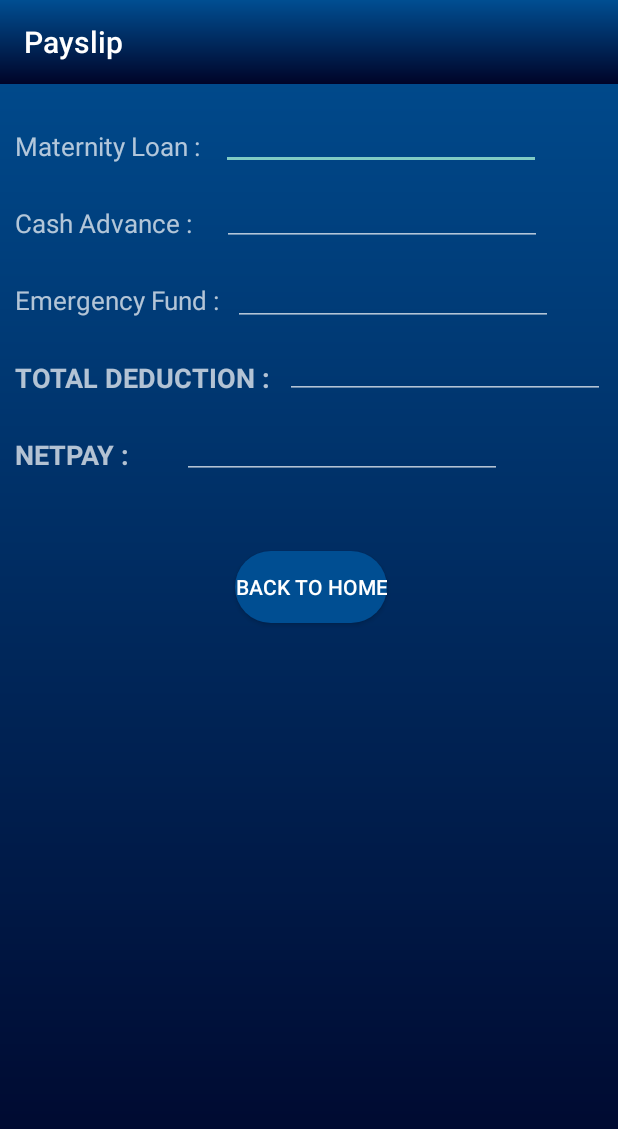
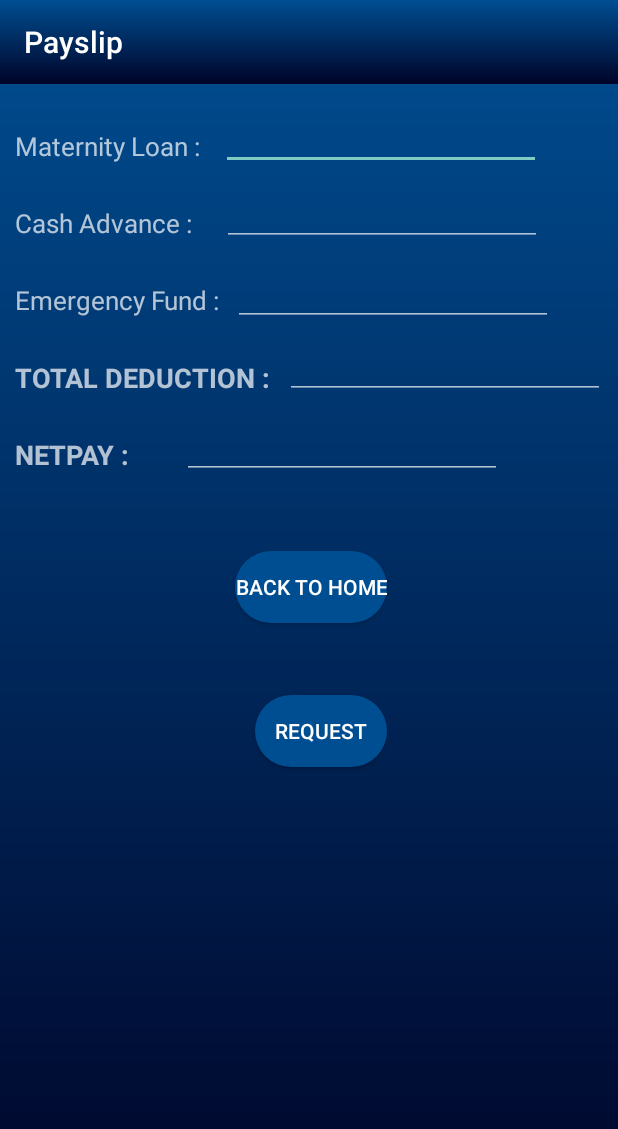
Before and after one commit to heatherval02/CC107_Sat7301230Group7, an Android app: the Payslip1 screen opened directly, with no data from a screen before it, on a phone screen of 412 x 824 dp. Shown: the top 1129 px of the screen. Run offline under Robolectric (Android 15) with nearby library versions, the phone set to English and light mode, and no system bars.

Commit message:
app
@17patricia

```diff
--- a/MyApplication/app/src/main/java/com/example/myapplication/LogIn.java
+++ b/MyApplication/app/src/main/java/com/example/myapplication/LogIn.java
@@ -67,7 +67,7 @@ public class LogIn extends AppCompatActivity {
 
                                         Toast.makeText(getApplicationContext(), obj.getString("message"), Toast.LENGTH_LONG).show();
                                         Intent newIntent;
-                                        newIntent = new Intent(LogIn.this, home.class);
+                                        newIntent = new Intent(LogIn.this, EditInfo.class);
                                         newIntent.putExtra("uid", obj.getString("uid"));
                                         newIntent.putExtra("employeeId", obj.getString("employeeId"));
                                         newIntent.putExtra("firstname", obj.getString("firstname"));
--- a/MyApplication/app/src/main/java/com/example/myapplication/Payslip1.java
+++ b/MyApplication/app/src/main/java/com/example/myapplication/Payslip1.java
@@ -4,6 +4,7 @@ import android.content.Intent;
 import android.os.Bundle;
 import android.view.View;
 import android.widget.Button;
+import android.widget.Toast;
 
 import androidx.annotation.Nullable;
 import androidx.appcompat.app.AppCompatActivity;
@@ -13,6 +14,14 @@ public class Payslip1 extends AppCompatActivity {
     protected void onCreate(@Nullable Bundle savedInstanceState) {
         super.onCreate(savedInstanceState);
         setContentView(R.layout.payslip1);
+
+        Button requestbtn = findViewById(R.id.Requestbtn1);
+        requestbtn.setOnClickListener(new View.OnClickListener() {
+            @Override
+            public void onClick(View view) {
+                Toast.makeText(Payslip1.this, "Request Sent", Toast.LENGTH_SHORT).show();
+            }
+        });
 
         Button btnback = findViewById(R.id.payslipNext);
         btnback.setOnClickListener(new View.OnClickListener() {
--- a/MyApplication/app/src/main/res/layout/payslip1.xml
+++ b/MyApplication/app/src/main/res/layout/payslip1.xml
@@ -149,5 +149,17 @@
         android:layout_marginEnd="154dp"
         android:background="@drawable/buttoncorners"
         android:text="Back to Home" />
+    <Button
+        android:id="@+id/Requestbtn1"
+        android:layout_width="wrap_content"
+        android:layout_height="wrap_content"
+        android:layout_below="@+id/payslipNext"
+        android:layout_alignParentEnd="true"
+        android:layout_centerHorizontal="true"
+        android:layout_gravity="center"
+        android:layout_marginTop="48dp"
+        android:layout_marginEnd="154dp"
+        android:background="@drawable/buttoncorners"
+        android:text="Request" />
 
 </RelativeLayout>
```
Also changed, not shown: MyApplication/app/src/main/java/com/example/myapplication/EditInfo.java (+12 -3 lines), MyApplication/app/src/main/java/com/example/myapplication/Leaveview.java (+8 -0 lines), MyApplication/app/src/main/java/com/example/myapplication/LoanView.java (+9 -0 lines), MyApplication/app/src/main/res/layout/editinfo.xml (+9 -0 lines).
